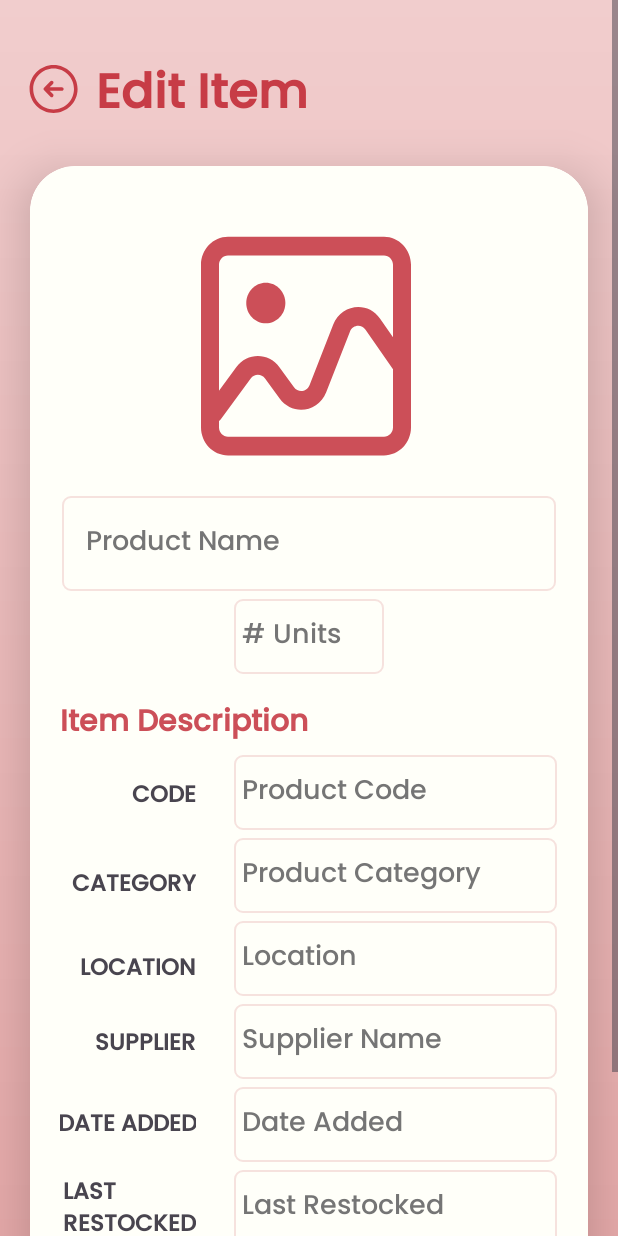
After one commit to rykieldc/SIMS, an Android app: the EditItemActivity screen opened directly, with no data from a screen before it, on a phone screen of 412 x 824 dp. The commit adds this screen. Run offline under Robolectric (Android 15) with nearby library versions, the light colour scheme and no system bars.

Commit message:
Add 'Edit Items' layout and back button functionality

```diff
--- a/app/src/main/AndroidManifest.xml
+++ b/app/src/main/AndroidManifest.xml
@@ -12,6 +12,12 @@
         android:supportsRtl="true"
         android:theme="@style/Theme.SIMS"
         tools:targetApi="31">
+        <activity
+            android:name=".AddItem"
+            android:exported="false" />
+        <activity
+            android:name=".EditItemActivity"
+            android:exported="false" />
         <activity
             android:name=".AddItemActivity"
             android:exported="false" />
--- a/app/src/main/java/com/example/sims/Dashboard.kt
+++ b/app/src/main/java/com/example/sims/Dashboard.kt
@@ -22,10 +22,16 @@ class Dashboard : Fragment() {
         super.onViewCreated(view, savedInstanceState)
 
         val addItemCardView = view.findViewById<CardView>(R.id.cvAddItem)
+        val editItemCardView = view.findViewById<CardView>(R.id.cvEditItem)
 
         addItemCardView.setOnClickListener {
             val intent = Intent(requireContext(), AddItemActivity::class.java)
             startActivity(intent)
         }
+
+        editItemCardView.setOnClickListener {
+            val intent = Intent(requireContext(), EditItemActivity::class.java)
+            startActivity(intent)
+        }
     }
 }
--- /dev/null
+++ b/app/src/main/java/com/example/sims/EditItemActivity.kt
@@ -0,0 +1,61 @@
+package com.example.sims
+
+import android.os.Bundle
+import android.text.Spannable
+import android.text.SpannableString
+import android.text.method.LinkMovementMethod
+import android.text.style.ClickableSpan
+import android.text.style.DynamicDrawableSpan
+import android.text.style.ImageSpan
+import android.view.View
+import android.widget.TextView
+import androidx.activity.enableEdgeToEdge
+import androidx.appcompat.app.AppCompatActivity
+import androidx.core.content.ContextCompat
+import androidx.core.view.ViewCompat
+import androidx.core.view.WindowInsetsCompat
+import com.example.sims.AddItemActivity.DrawableClickSpan
+
+class EditItemActivity : AppCompatActivity() {
+    private lateinit var headerProduct: TextView
+
+    override fun onCreate(savedInstanceState: Bundle?) {
+        super.onCreate(savedInstanceState)
+        enableEdgeToEdge()
+        setContentView(R.layout.activity_edit_item)
+
+        headerProduct = findViewById(R.id.header_product)
+
+        val drawable = ContextCompat.getDrawable(this, R.drawable.ic_back_arrow_circle)
+        drawable?.setBounds(0, 0, drawable.intrinsicWidth, drawable.intrinsicHeight)
+
+        val spannableString = SpannableString("  ${headerProduct.text}")
+        spannableString.setSpan(
+            ImageSpan(drawable!!, DynamicDrawableSpan.ALIGN_BASELINE),
+            0,
+            1,
+            Spannable.SPAN_EXCLUSIVE_EXCLUSIVE
+        )
+        spannableString.setSpan(
+            DrawableClickSpan { onBackPressedDispatcher.onBackPressed() },
+            0,
+            1,
+            Spannable.SPAN_EXCLUSIVE_EXCLUSIVE
+        )
+
+        headerProduct.text = spannableString
+        headerProduct.movementMethod = LinkMovementMethod.getInstance()
+
+        ViewCompat.setOnApplyWindowInsetsListener(findViewById(R.id.main)) { v, insets ->
+            val systemBars = insets.getInsets(WindowInsetsCompat.Type.systemBars())
+            v.setPadding(systemBars.left, systemBars.top, systemBars.right, systemBars.bottom)
+            insets
+        }
+    }
+
+    class DrawableClickSpan(private val clickListener: () -> Unit) : ClickableSpan() {
+        override fun onClick(widget: View) {
+            clickListener()
+        }
+    }
+}
--- /dev/null
+++ b/app/src/main/res/layout/activity_edit_item.xml
@@ -0,0 +1,373 @@
+<?xml version="1.0" encoding="utf-8"?>
+<ScrollView
+    xmlns:android="http://schemas.android.com/apk/res/android"
+    xmlns:app="http://schemas.android.com/apk/res-auto"
+    xmlns:tools="http://schemas.android.com/tools"
+    android:id="@+id/main"
+    android:layout_width="match_parent"
+    android:layout_height="match_parent"
+    android:orientation="vertical"
+    android:background="@drawable/bg_gradient"
+    tools:context=".EditItemActivity">
+
+    <LinearLayout
+        android:layout_width="match_parent"
+        android:layout_height="wrap_content"
+        android:orientation="vertical">
+
+        <!-- Header -->
+        <TextView
+            android:id="@+id/header_product"
+            android:layout_width="match_parent"
+            android:layout_height="wrap_content"
+            android:layout_marginStart="16dp"
+            android:layout_marginTop="32dp"
+            android:fontFamily="@font/poppins_black"
+            android:text="@string/edit_item"
+            android:textColor="@color/primary_color"
+            android:textSize="32sp"
+            android:textStyle="bold"/>
+
+        <androidx.cardview.widget.CardView
+            android:layout_width="match_parent"
+            android:layout_height="wrap_content"
+            android:layout_marginStart="20dp"
+            android:layout_marginTop="20dp"
+            android:layout_marginEnd="20dp"
+            android:layout_marginBottom="20dp"
+            app:cardCornerRadius="30dp"
+            app:cardElevation="20dp">
+
+            <androidx.constraintlayout.widget.ConstraintLayout
+                android:layout_width="match_parent"
+                android:layout_height="wrap_content"
+                android:layout_gravity="center_horizontal"
+                android:background="@drawable/bg_items"
+                android:orientation="vertical"
+                android:padding="20dp">
+
+                <ImageView
+                    android:id="@+id/editImg"
+                    android:layout_width="match_parent"
+                    android:layout_height="200dp"
+                    android:contentDescription="@string/edit_image"
+                    android:scaleType="fitCenter"
+                    android:src="@drawable/ic_upload_img"
+                    app:layout_constraintEnd_toEndOf="parent"
+                    app:layout_constraintStart_toStartOf="parent"
+                    app:layout_constraintTop_toTopOf="parent" />
+
+                <EditText
+                    android:id="@+id/editName"
+                    android:layout_width="329dp"
+                    android:layout_height="63dp"
+                    android:autofillHints="productName"
+                    android:background="@drawable/bg_fields"
+                    android:gravity="start|center_vertical"
+                    android:hint="@string/product_name"
+                    android:inputType="text"
+                    android:maxWidth="400dp"
+                    android:padding="16dp"
+                    android:textColor="@color/black"
+                    android:textColorHint="#757575"
+                    app:layout_constraintEnd_toEndOf="parent"
+                    app:layout_constraintStart_toStartOf="parent"
+                    app:layout_constraintTop_toBottomOf="@+id/editImg" />
+
+                <EditText
+                    android:id="@+id/editUnits"
+                    android:layout_width="100dp"
+                    android:layout_height="50dp"
+                    android:layout_marginTop="5dp"
+                    android:autofillHints="units"
+                    android:background="@drawable/bg_fields"
+                    android:gravity="start|center_vertical"
+                    android:hint="@string/units"
+                    android:inputType="number"
+                    android:padding="5dp"
+                    android:textColor="@color/black"
+                    android:textColorHint="#757575"
+                    app:layout_constraintEnd_toEndOf="parent"
+                    app:layout_constraintStart_toStartOf="parent"
+                    app:layout_constraintTop_toBottomOf="@+id/editName" />
+
+                <TextView
+                    android:id="@+id/itemDescription"
+                    android:layout_width="match_parent"
+                    android:layout_height="wrap_content"
+                    android:layout_marginTop="16dp"
+                    android:text="@string/item_description"
+                    android:textColor="@color/primary_variant"
+                    android:textSize="20sp"
+                    android:textStyle="bold"
+                    app:layout_constraintStart_toStartOf="parent"
+                    app:layout_constraintTop_toBottomOf="@+id/editUnits" />
+
+                <TextView
+                    android:id="@+id/descCode"
+                    android:layout_width="wrap_content"
+                    android:layout_height="wrap_content"
+                    android:layout_marginStart="48dp"
+                    android:layout_marginTop="12dp"
+                    android:fontFamily="@font/poppins_semibold"
+                    android:text="@string/code"
+                    android:textAllCaps="true"
+                    android:textSize="15sp"
+                    android:textStyle="bold"
+                    app:layout_constraintBottom_toBottomOf="@+id/editCode"
+                    app:layout_constraintStart_toStartOf="parent"
+                    app:layout_constraintTop_toBottomOf="@+id/itemDescription"
+                    app:layout_constraintVertical_bias="0.437" />
+
+                <TextView
+                    android:id="@+id/descCategory"
+                    android:layout_width="wrap_content"
+                    android:layout_height="wrap_content"
+                    android:layout_marginStart="4dp"
+                    android:layout_marginTop="76dp"
+                    android:fontFamily="@font/poppins_semibold"
+                    android:text="@string/category"
+                    android:textAllCaps="true"
+                    android:textSize="15sp"
+                    android:textStyle="bold"
+                    app:layout_constraintBottom_toBottomOf="@+id/editCategory"
+                    app:layout_constraintEnd_toEndOf="@+id/descCode"
+                    app:layout_constraintHorizontal_bias="1.0"
+                    app:layout_constraintStart_toStartOf="parent"
+                    app:layout_constraintTop_toBottomOf="@+id/itemDescription"
+                    app:layout_constraintVertical_bias="0.285" />
+
+                <TextView
+                    android:id="@+id/descLocation"
+                    android:layout_width="wrap_content"
+                    android:layout_height="wrap_content"
+                    android:layout_marginStart="8dp"
+                    android:layout_marginTop="128dp"
+                    android:fontFamily="@font/poppins_semibold"
+                    android:text="@string/location"
+                    android:textAllCaps="true"
+                    android:textSize="15sp"
+                    android:textStyle="bold"
+                    app:layout_constraintBottom_toBottomOf="@+id/editLocation"
+                    app:layout_constraintEnd_toEndOf="@+id/descCode"
+                    app:layout_constraintHorizontal_bias="1.0"
+                    app:layout_constraintStart_toStartOf="parent"
+                    app:layout_constraintTop_toBottomOf="@+id/itemDescription"
+                    app:layout_constraintVertical_bias="0.541" />
+
+                <TextView
+                    android:id="@+id/descSupplier"
+                    android:layout_width="wrap_content"
+                    android:layout_height="wrap_content"
+                    android:layout_marginStart="8dp"
+                    android:layout_marginTop="128dp"
+                    android:fontFamily="@font/poppins_semibold"
+                    android:text="@string/supplier"
+                    android:textAllCaps="true"
+                    android:textSize="15sp"
+                    android:textStyle="bold"
+                    app:layout_constraintBottom_toBottomOf="@+id/editSupplier"
+                    app:layout_constraintEnd_toEndOf="@+id/descCode"
+                    app:layout_constraintHorizontal_bias="1.0"
+                    app:layout_constraintStart_toStartOf="parent"
+                    app:layout_constraintTop_toBottomOf="@+id/itemDescription"
+                    app:layout_constraintVertical_bias="0.848" />
+
+                <EditText
+                    android:id="@+id/editSupplier"
+                    android:layout_width="215dp"
+                    android:layout_height="50dp"
+                    android:layout_marginStart="24dp"
+                    android:layout_marginTop="5dp"
+                    android:autofillHints="productCategory"
+                    android:background="@drawable/bg_fields"
+                    android:gravity="start|center_vertical"
+                    android:hint="@string/supplier_name"
+                    android:inputType="text"
+                    android:maxWidth="400dp"
+                    android:padding="5dp"
+                    android:textColor="@color/black"
+                    android:textColorHint="#757575"
+                    app:layout_constraintEnd_toEndOf="parent"
+                    app:layout_constraintStart_toEndOf="@+id/descLocation"
+                    app:layout_constraintTop_toBottomOf="@+id/editLocation" />
+
+                <EditText
+                    android:id="@+id/editCode"
+                    android:layout_width="215dp"
+                    android:layout_height="50dp"
+                    android:layout_marginStart="24dp"
+                    android:layout_marginTop="4dp"
+                    android:autofillHints="productCode"
+                    android:background="@drawable/bg_fields"
+                    android:gravity="start|center_vertical"
+                    android:hint="@string/product_code"
+                    android:inputType="text"
+                    android:maxWidth="400dp"
+                    android:padding="5dp"
+                    android:textColor="@color/black"
+                    android:textColorHint="#757575"
+                    app:layout_constraintEnd_toEndOf="parent"
+                    app:layout_constraintStart_toEndOf="@+id/descCode"
+                    app:layout_constraintTop_toBottomOf="@+id/itemDescription" />
+
+                <EditText
+                    android:id="@+id/editCategory"
+                    android:layout_width="215dp"
+                    android:layout_height="50dp"
+                    android:layout_marginStart="24dp"
+                    android:layout_marginTop="5dp"
+                    android:autofillHints="productCategory"
+                    android:background="@drawable/bg_fields"
+                    android:gravity="start|center_vertical"
+                    android:hint="@string/product_category"
+                    android:inputType="text"
+                    android:maxWidth="400dp"
+                    android:padding="5dp"
+                    android:textColor="@color/black"
+                    android:textColorHint="#757575"
+                    app:layout_constraintEnd_toEndOf="parent"
+                    app:layout_constraintStart_toEndOf="@+id/descCategory"
+                    app:layout_constraintTop_toBottomOf="@+id/editCode" />
+
+                <EditText
+                    android:id="@+id/editLocation"
+                    android:layout_width="215dp"
+                    android:layout_height="50dp"
+                    android:layout_marginStart="24dp"
+                    android:layout_marginTop="5dp"
+                    android:autofillHints="productCategory"
+                    android:background="@drawable/bg_fields"
+                    android:gravity="start|center_vertical"
+                    android:hint="@string/location"
+                    android:inputType="text"
+                    android:maxWidth="400dp"
+                    android:padding="5dp"
+                    android:textColor="@color/black"
+                    android:textColorHint="#757575"
+                    app:layout_constraintEnd_toEndOf="parent"
+                    app:layout_constraintStart_toEndOf="@+id/descCategory"
+                    app:layout_constraintTop_toBottomOf="@+id/editCategory" />
+
+                <EditText
+                    android:id="@+id/editDateAdded"
+                    android:layout_width="215dp"
+                    android:layout_height="50dp"
+                    android:layout_marginStart="24dp"
+                    android:layout_marginTop="5dp"
+                    android:autofillHints="productCategory"
+                    android:background="@drawable/bg_fields"
+                    android:gravity="start|center_vertical"
+                    android:hint="@string/date_added"
+                    android:inputType="date"
+                    android:maxWidth="400dp"
+                    android:padding="5dp"
+                    android:textColor="@color/black"
+                    android:textColorHint="#757575"
+                    app:layout_constraintEnd_toEndOf="parent"
+                    app:layout_constraintStart_toEndOf="@+id/descSupplier"
+                    app:layout_constraintTop_toBottomOf="@+id/editSupplier" />
+
+                <TextView
+                    android:id="@+id/descDateAdded"
+                    android:layout_width="wrap_content"
+                    android:layout_height="wrap_content"
+                    android:layout_marginStart="8dp"
+                    android:layout_marginTop="128dp"
+                    android:fontFamily="@font/poppins_semibold"
+                    android:text="@string/date_added"
+                    android:textAllCaps="true"
+                    android:textSize="15sp"
+                    android:textStyle="bold"
+                    app:layout_constraintBottom_toBottomOf="@+id/editDateAdded"
+                    app:layout_constraintEnd_toEndOf="@+id/descCode"
+                    app:layout_constraintHorizontal_bias="1.0"
+                    app:layout_constraintStart_toStartOf="parent"
+                    app:layout_constraintTop_toBottomOf="@+id/itemDescription"
+                    app:layout_constraintVertical_bias="0.905" />
+
+                <EditText
+                    android:id="@+id/editLastRestocked"
+                    android:layout_width="215dp"
+                    android:layout_height="50dp"
+                    android:layout_marginStart="24dp"
+                    android:layout_marginTop="5dp"
+                    android:autofillHints="productCategory"
+                    android:background="@drawable/bg_fields"
+                    android:gravity="start|center_vertical"
+                    android:hint="@string/last_restocked"
+                    android:inputType="date"
+                    android:maxWidth="400dp"
+                    android:padding="5dp"
+                    android:textColor="@color/black"
+                    android:textColorHint="#757575"
+                    app:layout_constraintEnd_toEndOf="parent"
+                    app:layout_constraintStart_toEndOf="@+id/descDateAdded"
+                    app:layout_constraintTop_toBottomOf="@+id/editDateAdded" />
+
+                <TextView
+                    android:id="@+id/descLastRestocked"
+                    android:layout_width="wrap_content"
+                    android:layout_height="wrap_content"
+                    android:layout_marginStart="8dp"
+                    android:layout_marginTop="128dp"
+                    android:fontFamily="@font/poppins_semibold"
+                    android:text="@string/last__restocked"
+                    android:textAllCaps="true"
+                    android:textSize="15sp"
+                    android:textStyle="bold"
+                    app:layout_constraintBottom_toBottomOf="@+id/editLastRestocked"
+                    app:layout_constraintEnd_toEndOf="@+id/descCode"
+                    app:layout_constraintHorizontal_bias="1.0"
+                    app:layout_constraintStart_toStartOf="parent"
+                    app:layout_constraintTop_toBottomOf="@+id/itemDescription"
+                    app:layout_constraintVertical_bias="1.0" />
+
+                <LinearLayout
+                    android:layout_width="wrap_content"
+                    android:layout_height="wrap_content"
+                    android:layout_marginTop="32dp"
+                    android:layout_marginBottom="32dp"
+                    app:layout_constraintEnd_toEndOf="parent"
+                    app:layout_constraintStart_toStartOf="parent"
+                    app:layout_constraintTop_toBottomOf="@+id/editLastRestocked">
+
+                    <Button
+                        android:id="@+id/saveBtn"
+                        android:layout_width="130dp"
+                        android:layout_height="wrap_content"
+                        android:backgroundTint="@color/save_color"
+                        android:fontFamily="@font/poppins_black"
+                        android:text="@string/save"
+                        android:textAllCaps="true"
+                        android:textStyle="bold"
+                        app:cornerRadius="10dp"
+                        app:icon="@drawable/ic_save"
+                        app:iconPadding="0dp"
+                        tools:ignore="ButtonStyle,TextContrastCheck"
+                        tools:layout_editor_absoluteY="731dp" />
+
+                    <Button
+                        android:id="@+id/cancelBtn"
+                        android:layout_width="130dp"
+                        android:layout_height="wrap_content"
+                        android:layout_marginStart="24dp"
+                        android:fontFamily="@font/poppins_black"
+                        android:text="@string/cancel"
+                        android:textAllCaps="true"
+                        android:textStyle="bold"
+                        app:cornerRadius="10dp"
+                        app:icon="@drawable/ic_xmark_circle"
+                        app:iconPadding="0dp"
+                        tools:ignore="ButtonStyle,TextContrastCheck"
+                        tools:layout_editor_absoluteY="728dp" />
+
+                </LinearLayout>
+
+            </androidx.constraintlayout.widget.ConstraintLayout>
+
+        </androidx.cardview.widget.CardView>
+
+    </LinearLayout>
+
+</ScrollView>
--- a/app/src/main/res/layout/fragment_dashboard.xml
+++ b/app/src/main/res/layout/fragment_dashboard.xml
@@ -119,6 +119,7 @@
             </androidx.cardview.widget.CardView>
 
             <androidx.cardview.widget.CardView
+                android:id="@+id/cvEditItem"
                 android:layout_width="wrap_content"
                 android:layout_height="wrap_content"
                 android:layout_row="1"
--- a/app/src/main/res/values/strings.xml
+++ b/app/src/main/res/values/strings.xml
@@ -34,4 +34,5 @@
     <string name="edit_item">Edit Item</string>
     <string name="delete_item">Delete Item</string>
     <string name="greetings">Hello, User01!</string>
+    <string name="edit_image">Edit Image</string>
 </resources>
```
